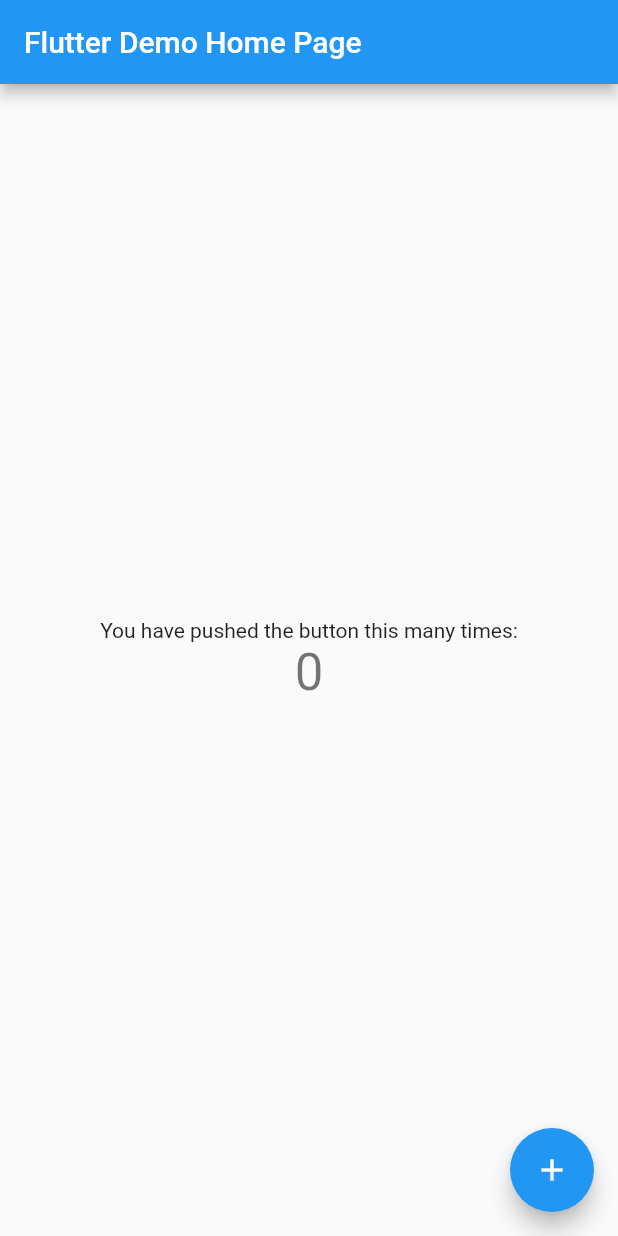
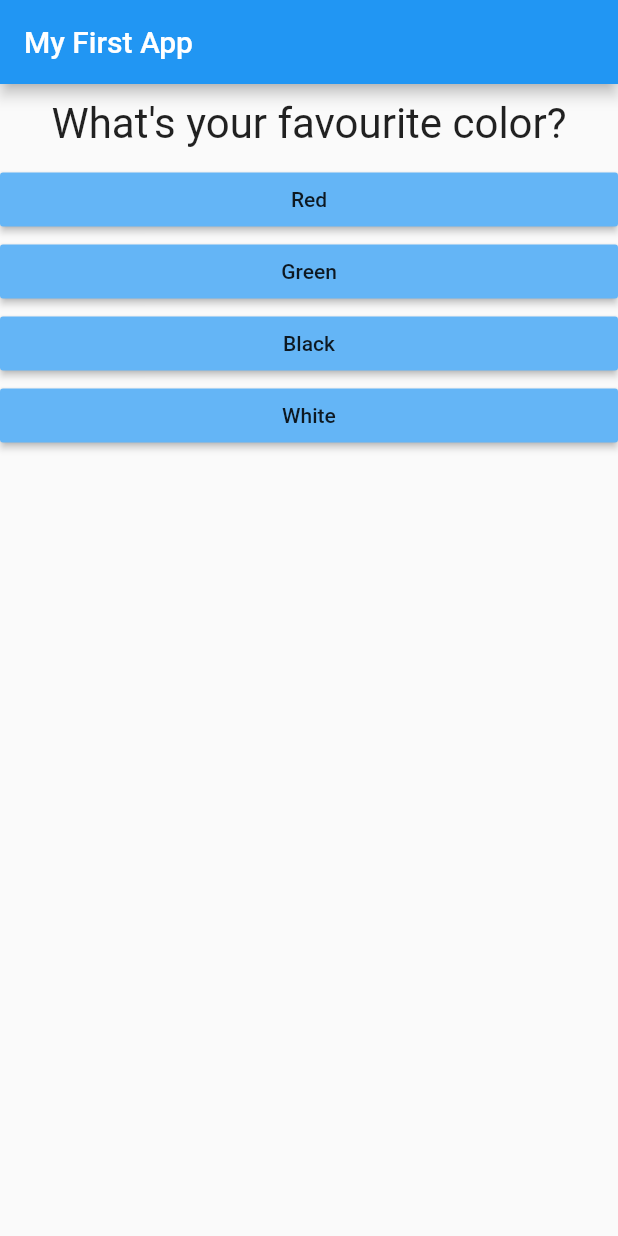
Before and after one commit to rudraksh2000/Flutter, a Flutter app: the screen it shows after launch, on a phone screen of 412 x 824 dp. Run offline on Flutter 3.47's test engine with Material 2 defaults, Android fonts, the phone set to English and light mode, and no system bars; missing offline and left inert: dart:ffi.

Commit message:
quiz-app first commit

```diff
--- a/analysis_options.yaml
+++ b/analysis_options.yaml
@@ -7,7 +7,7 @@
 
 # The following line activates a set of recommended lints for Flutter apps,
 # packages, and plugins designed to encourage good coding practices.
-include: package:flutter_lints/flutter.yaml
+# include: package:flutter_lints/flutter.yaml
 
 linter:
   # The lint rules applied to this project can be customized in the
--- /dev/null
+++ b/lib/answers.dart
@@ -0,0 +1,20 @@
+import 'package:flutter/material.dart';
+
+class Answer extends StatelessWidget {
+  final Function selectHandler;
+  final String answer;
+
+  Answer(this.selectHandler, this.answer);
+
+  @override
+  Widget build(BuildContext context) {
+    return Container(
+      width: double.infinity,
+      child: RaisedButton(
+        child: Text(answer),
+        color: Colors.blue[300],
+        onPressed: selectHandler,
+      ),
+    );
+  }
+}
--- a/lib/main.dart
+++ b/lib/main.dart
@@ -1,113 +1,91 @@
 import 'package:flutter/material.dart';
+import 'package:flutter_complete_guide/result.dart';
+import './questions.dart';
+import './answers.dart';
+import './quiz.dart';
+import './result.dart';
 
-void main() {
-  runApp(MyApp());
-}
+// void main() {
+//   runApp(MyApp());
+// }
 
-class MyApp extends StatelessWidget {
-  // This widget is the root of your application.
+// we can use arrow => if we have only one expression in the function
+void main() => runApp(MyApp());
+
+class MyApp extends StatefulWidget {
   @override
-  Widget build(BuildContext context) {
-    return MaterialApp(
-      title: 'Flutter Demo',
-      theme: ThemeData(
-        // This is the theme of your application.
-        //
-        // Try running your application with "flutter run". You'll see the
-        // application has a blue toolbar. Then, without quitting the app, try
-        // changing the primarySwatch below to Colors.green and then invoke
-        // "hot reload" (press "r" in the console where you ran "flutter run",
-        // or simply save your changes to "hot reload" in a Flutter IDE).
-        // Notice that the counter didn't reset back to zero; the application
-        // is not restarted.
-        primarySwatch: Colors.blue,
-      ),
-      home: MyHomePage(title: 'Flutter Demo Home Page'),
-    );
+  State<StatefulWidget> createState() {
+    return _MyAppState();
   }
 }
+// the class Questions is stateless widget and since the text is changing it is used in this
+// class and therefore it is a stateful widget class it is rebuilding the state the Question
+// class is acting like an external input to this making the text change its state.
 
-class MyHomePage extends StatefulWidget {
-  MyHomePage({Key key, this.title}) : super(key: key);
+class _MyAppState extends State<MyApp> {
+  var _currentIndex = 0;
+  var _totalScore = 0;
+// or we can use static
+  final _questions = const [
+    {
+      'questionText': 'What\'s your favourite color?',
+      'answerText': [
+        {'text': 'Red', 'score': 10},
+        {'text': 'Green', 'score': 40},
+        {'text': 'Black', 'score': 20},
+        {'text': 'White', 'score': 30},
+      ]
+    },
+    {
+      'questionText': 'What\'s your favourite animal?',
+      'answerText': [
+        {'text': 'Tiger', 'score': 30},
+        {'text': 'Snake', 'score': 40},
+        {'text': 'Zebra', 'score': 20},
+        {'text': 'Elephant', 'score': 10},
+      ]
+    },
+    {
+      'questionText': 'What\'s your favourite cuisine?',
+      'answerText': [
+        {'text': 'Continental', 'score': 20},
+        {'text': 'Chinese', 'score': 30},
+        {'text': 'South Indian', 'score': 10},
+        {'text': 'North Indian', 'score': 40},
+      ]
+    },
+  ];
 
-  // This widget is the home page of your application. It is stateful, meaning
-  // that it has a State object (defined below) that contains fields that affect
-  // how it looks.
+  void _resetQuiz() {
+    setState(() {
+      _currentIndex = 0;
+      _totalScore = 0;
+    });
+  }
 
-  // This class is the configuration for the state. It holds the values (in this
-  // case the title) provided by the parent (in this case the App widget) and
-  // used by the build method of the State. Fields in a Widget subclass are
-  // always marked "final".
-
-  final String title;
-
-  @override
-  _MyHomePageState createState() => _MyHomePageState();
-}
-
-class _MyHomePageState extends State<MyHomePage> {
-  int _counter = 0;
-
-  void _incrementCounter() {
+  void answerQuestion(int score) {
+    _totalScore += score;
+    if (_currentIndex < _questions.length) {
+      print('Next question');
+    } else {
+      print('No more questions!');
+    }
     setState(() {
-      // This call to setState tells the Flutter framework that something has
-      // changed in this State, which causes it to rerun the build method below
-      // so that the display can reflect the updated values. If we changed
-      // _counter without calling setState(), then the build method would not be
-      // called again, and so nothing would appear to happen.
-      _counter++;
+      _currentIndex += 1;
     });
   }
 
   @override
   Widget build(BuildContext context) {
-    // This method is rerun every time setState is called, for instance as done
-    // by the _incrementCounter method above.
-    //
-    // The Flutter framework has been optimized to make rerunning build methods
-    // fast, so that you can just rebuild anything that needs updating rather
-    // than having to individually change instances of widgets.
-    return Scaffold(
-      appBar: AppBar(
-        // Here we take the value from the MyHomePage object that was created by
-        // the App.build method, and use it to set our appbar title.
-        title: Text(widget.title),
+    return MaterialApp(
+      home: Scaffold(
+        appBar: AppBar(
+          title: Text('My First App'),
+        ),
+        body: (_currentIndex < _questions.length)
+            ? Quiz(_questions, answerQuestion, _currentIndex)
+            : Result(_totalScore, _resetQuiz),
       ),
-      body: Center(
-        // Center is a layout widget. It takes a single child and positions it
-        // in the middle of the parent.
-        child: Column(
-          // Column is also a layout widget. It takes a list of children and
-          // arranges them vertically. By default, it sizes itself to fit its
-          // children horizontally, and tries to be as tall as its parent.
-          //
-          // Invoke "debug painting" (press "p" in the console, choose the
-          // "Toggle Debug Paint" action from the Flutter Inspector in Android
-          // Studio, or the "Toggle Debug Paint" command in Visual Studio Code)
-          // to see the wireframe for each widget.
-          //
-          // Column has various properties to control how it sizes itself and
-          // how it positions its children. Here we use mainAxisAlignment to
-          // center the children vertically; the main axis here is the vertical
-          // axis because Columns are vertical (the cross axis would be
-          // horizontal).
-          mainAxisAlignment: MainAxisAlignment.center,
-          children: <Widget>[
-            Text(
-              'You have pushed the button this many times:',
-            ),
-            Text(
-              '$_counter',
-              style: Theme.of(context).textTheme.headline4,
-            ),
-          ],
-        ),
-      ),
-      floatingActionButton: FloatingActionButton(
-        onPressed: _incrementCounter,
-        tooltip: 'Increment',
-        child: Icon(Icons.add),
-      ), // This trailing comma makes auto-formatting nicer for build methods.
     );
   }
 }
--- /dev/null
+++ b/lib/questions.dart
@@ -0,0 +1,22 @@
+import 'package:flutter/material.dart';
+
+// we are adding final here so that the question text value can't be changed in the
+// class object please note here we are changing the class object instance not the
+// property value(questiontext).
+class Questions extends StatelessWidget {
+  final String questiontext;
+
+  Questions(this.questiontext);
+  @override
+  Widget build(BuildContext context) {
+    return Container(
+      width: double.infinity,
+      margin: EdgeInsets.all(10),
+      child: Text(
+        questiontext,
+        style: TextStyle(fontSize: 28),
+        textAlign: TextAlign.center,
+      ),
+    );
+  }
+}
--- /dev/null
+++ b/lib/quiz.dart
@@ -0,0 +1,43 @@
+import 'dart:ffi';
+
+import 'package:flutter/material.dart';
+import './questions.dart';
+import './answers.dart';
+
+class Quiz extends StatelessWidget {
+  final List<Map<String, Object>> questions;
+  final int currentIndex;
+  final Function answerQuestion;
+
+  Quiz(this.questions, this.answerQuestion, this.currentIndex);
+
+  @override
+  Widget build(BuildContext context) {
+    return Column(
+      children: [
+        Questions(questions[currentIndex]['questionText'] as String),
+        //here first we were hard coding answers like
+        // Answer(_answerQuestion),
+        // Answer(_answerQuestion),
+        // Answer(_answerQuestion),
+        //but what we can do is to add answers dynamically as per the question
+        //we can add them as list of widgets which can be merged with the children.
+        // List<Map<String, Object>> we are using Object since it contain multiple
+        // type of values(K,V) i.e String and Int.
+        ...(questions[currentIndex]['answerText'] as List<Map<String, Object>>)
+            .map((answer) {
+          // here instead of passing the function name we are passing a function
+          // having the address of the answerQuestion function in call only, since
+          // we need to have score so we are passing the score as argument since it
+          // is mapped that is why we have to specify the key and had to pass the
+          // function like this
+          return Answer(() => answerQuestion(answer['score']), answer['text']);
+          // also we know that without () while passing the function as argument
+          // we are passing the function body but not triggering it. Above we do have
+          // to access answerQuestion() when button is triggered (selectHandler) and
+          // we get the access to the key value.
+        }).toList(),
+      ],
+    );
+  }
+}
```
Also changed, not shown: lib/result.dart (added, +42 -0 lines), pubspec.yaml (+4 -17 lines), pubspec.lock, 20 other files.
